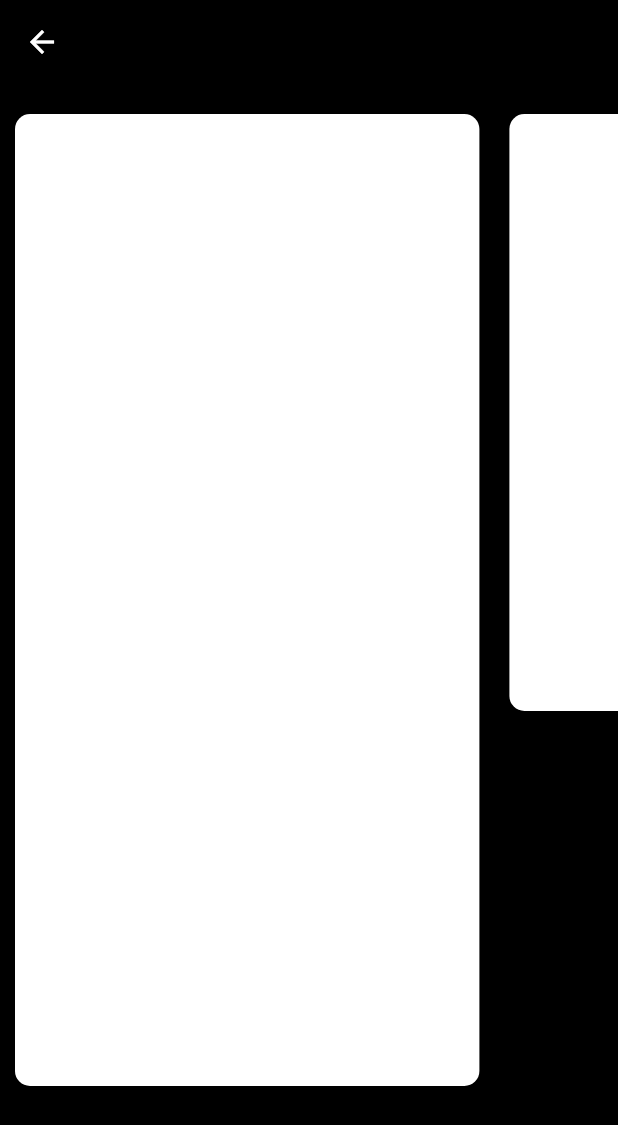
After one commit to LoritoTiago/flutter_challenge, a Flutter app: the screen it shows after launch, after a tap on "Food Delivery", on a phone screen of 412 x 824 dp. The commit adds this screen. Shown: the top 1125 px of the screen. Run offline on Flutter 3.47's test engine with Material 2 defaults, Android fonts, the phone set to English and light mode, and no system bars; our stand-ins replace audioplayers, equatable, flutter_bloc, get_it; missing offline and left inert: audioplayers_web; network calls fail.

Commit message:
Init implement food delivery

```diff
--- a/lib/core/services/services.dart
+++ b/lib/core/services/services.dart
@@ -1,6 +1,7 @@
 import 'package:audioplayers/audioplayers.dart';
 import 'package:flutter_challenge/features/list_books/model/book_model.dart';
 import 'package:flutter_challenge/features/list_books/model/category_model.dart';
+import 'package:flutter_challenge/features/sond_player/model/audio_model.dart';
 
 class BlocServices {
   var play = AudioPlayer();
@@ -145,4 +146,43 @@ class BlocServices {
     CategoryModel(title: "Historical fiction", id: 5),
     CategoryModel(title: "Horror", id: 6),
   ];
+
+  List<AudioModel> audios = [
+    AudioModel(
+      author: "Pheelz",
+      title: "Stand by you",
+      audioUrl: "stand.mp3",
+      imageUrl: "stand.png",
+    ),
+    AudioModel(
+      author: "Asake",
+      title: "Yoga",
+      audioUrl: "yoga.mp3",
+      imageUrl: "yoga.jpeg",
+    ),
+    AudioModel(
+      author: "Asake",
+      title: "Yoga",
+      audioUrl: "yoga.mp3",
+      imageUrl: "yoga.jpeg",
+    ),
+    AudioModel(
+      author: "Asake",
+      title: "Yoga",
+      audioUrl: "yoga.mp3",
+      imageUrl: "yoga.jpeg",
+    ),
+    AudioModel(
+      author: "Asake",
+      title: "Yoga",
+      audioUrl: "yoga.mp3",
+      imageUrl: "yoga.jpeg",
+    ),
+    AudioModel(
+      author: "Asake",
+      title: "Yoga",
+      audioUrl: "yoga.mp3",
+      imageUrl: "yoga.jpeg",
+    ),
+  ];
 }
--- /dev/null
+++ b/lib/features/food_delivery/pages/food_delivery.dart
@@ -0,0 +1,108 @@
+import 'dart:developer';
+
+import 'package:flutter/material.dart';
+import 'package:flutter/src/foundation/key.dart';
+import 'package:flutter/src/widgets/framework.dart';
+import 'package:flutter_challenge/core/injections/get_it.dart';
+import 'package:flutter_challenge/core/services/services.dart';
+import 'package:flutter_challenge/features/sond_player/model/audio_model.dart';
+
+class FoodDelivery extends StatefulWidget {
+  const FoodDelivery({Key? key}) : super(key: key);
+
+  @override
+  State<FoodDelivery> createState() => _FoodDeliveryState();
+}
+
+class _FoodDeliveryState extends State<FoodDelivery> {
+  int currentIndex = 0;
+  late PageController _pageController;
+  double page = 0.0;
+  double itemSize = 150.0;
+  late Size size;
+
+  @override
+  void initState() {
+    super.initState();
+
+    _pageController = PageController(viewportFraction: .8);
+
+    _pageController.addListener(_listenPage);
+  }
+
+  _listenPage() {
+    setState(() {
+      page = _pageController.page!;
+    });
+  }
+
+  @override
+  void dispose() {
+    _pageController.removeListener(_listenPage);
+    super.dispose();
+  }
+
+  AudioModel get current => getIt<BlocServices>().audios[currentIndex];
+
+  @override
+  Widget build(BuildContext context) {
+    size = MediaQuery.of(context).size;
+    return Scaffold(
+      appBar: AppBar(),
+      body: Column(
+        children: [
+          const SizedBox(height: 20),
+          _psgeView(),
+        ],
+      ),
+    );
+  }
+
+  Widget _psgeView() {
+    var service = getIt<BlocServices>();
+
+    return Expanded(
+      child: PageView.builder(
+        itemCount: service.audios.length,
+        controller: _pageController,
+        padEnds: false,
+        onPageChanged: (int v) {
+          setState(() {
+            currentIndex = v;
+          });
+        },
+        itemBuilder: (context, index) {
+          return Builder(
+            builder: (context) {
+              bool active = currentIndex == index;
+
+              double bottom = active ? 100 : 350;
+              return AnimatedContainer(
+                margin: EdgeInsets.only(bottom: bottom),
+                duration: const Duration(milliseconds: 500),
+                curve: Curves.easeOutQuint,
+                child: Container(
+                  width: double.infinity,
+                  key: ValueKey(current.title),
+                  margin: const EdgeInsets.symmetric(horizontal: 10.0),
+                  decoration: BoxDecoration(
+                    color: Colors.white,
+                    borderRadius: BorderRadius.circular(10.0),
+                    boxShadow: [
+                      BoxShadow(
+                        color: Colors.black.withOpacity(.2),
+                        blurRadius: 10,
+                        spreadRadius: 5,
+                        // offset: const Offset(0, 5),
+                      ),
+                    ],
+                  ),
+                ),
+              );
+            },
+          );
+        },
+      ),
+    );
+  }
+}
--- a/lib/features/home/presentation/view/home_page.dart
+++ b/lib/features/home/presentation/view/home_page.dart
@@ -1,4 +1,5 @@
 import 'package:flutter/material.dart';
+import 'package:flutter_challenge/features/food_delivery/pages/food_delivery.dart';
 import 'package:flutter_challenge/features/list_books/pages/list_books.dart';
 
 import '../../../../core/navidator/navigator_cupertino.dart';
@@ -55,6 +56,18 @@ class HomePage extends StatelessWidget {
           },
         ),
       ),
+      Item(
+        item: HomeItemModel(
+          title: "Food Delivery",
+          icon: const Icon(Icons.food_bank_outlined),
+          function: () {
+            NavigatorCupertino.navigatorNormal(
+              context,
+              const FoodDelivery(),
+            );
+          },
+        ),
+      ),
     ];
   }
 }
```
Also changed, not shown: 1 other file.
